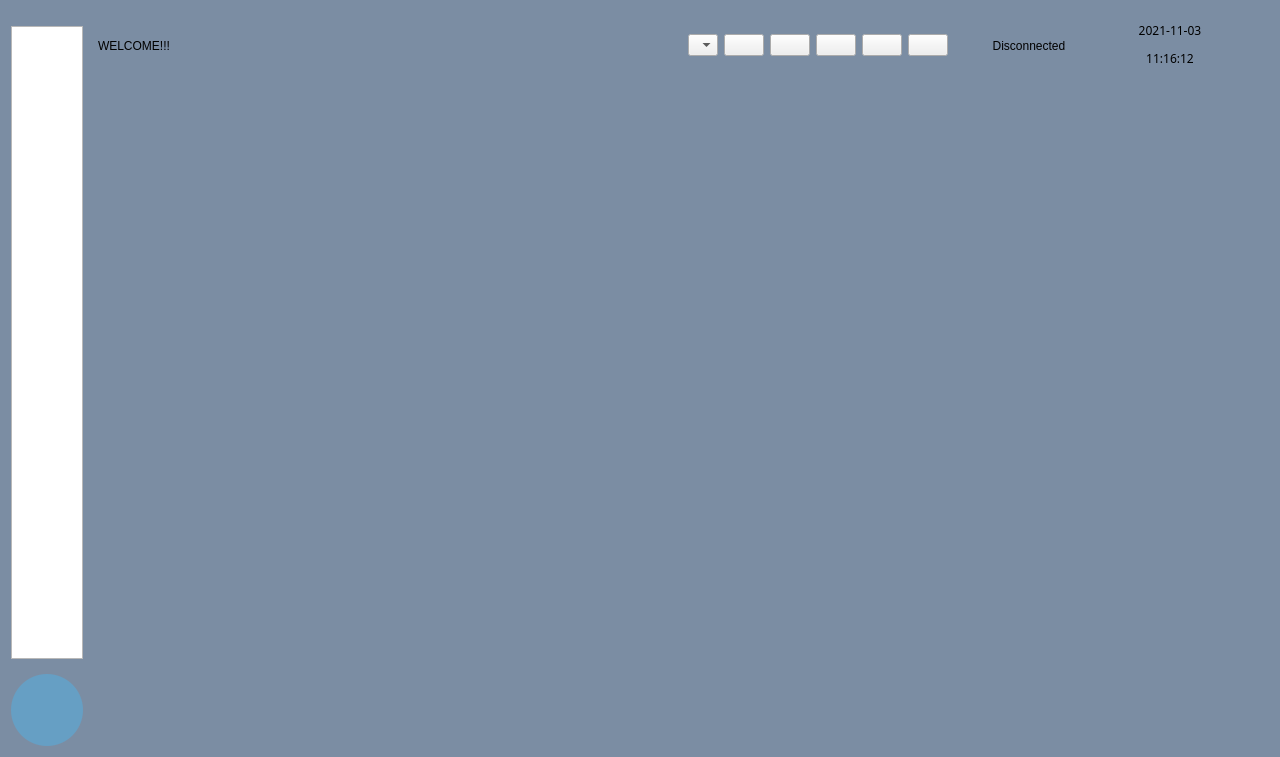
This is src/framework/FrameworkWidget.ui in hanjingo/rag-qt as Qt 5 draws it before an edit. The edited form follows.
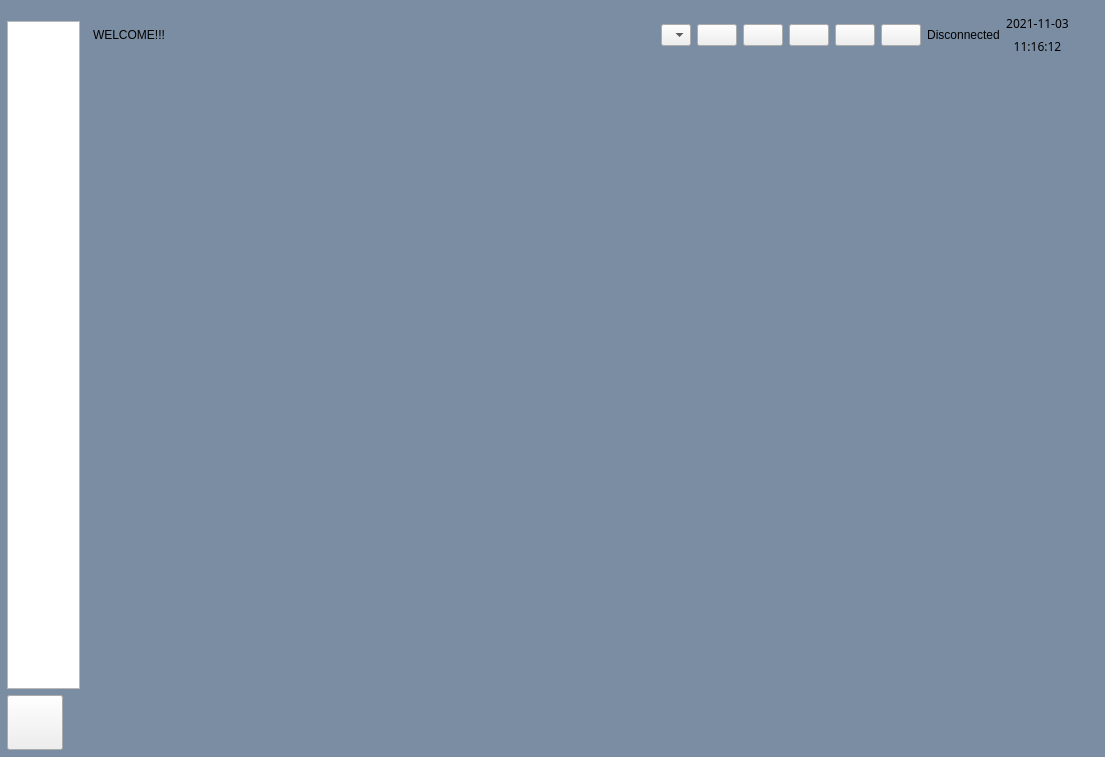
This is the edited form. Icons and pictures are not drawn.

The edit to the form file:
```diff
--- a/src/framework/FrameworkWidget.ui
+++ b/src/framework/FrameworkWidget.ui
@@ -9,7 +9,7 @@
    <rect>
     <x>0</x>
     <y>0</y>
-    <width>1280</width>
+    <width>1105</width>
     <height>757</height>
    </rect>
   </property>
@@ -25,18 +25,33 @@
   <property name="styleSheet">
    <string notr="true">QWidget#FrameworkWidget{background-color:#7B8DA3;}</string>
   </property>
-  <layout class="QGridLayout" name="gridLayout">
-   <item row="0" column="0" rowspan="2">
-    <widget class="QWidget" name="DockWidget" native="true">
+  <layout class="QHBoxLayout" name="horizontalLayout">
+   <property name="spacing">
+    <number>3</number>
+   </property>
+   <property name="leftMargin">
+    <number>6</number>
+   </property>
+   <property name="topMargin">
+    <number>6</number>
+   </property>
+   <property name="rightMargin">
+    <number>6</number>
+   </property>
+   <property name="bottomMargin">
+    <number>6</number>
+   </property>
+   <item>
+    <widget class="QWidget" name="dockWidget" native="true">
      <property name="minimumSize">
       <size>
-       <width>72</width>
+       <width>75</width>
        <height>0</height>
       </size>
      </property>
      <property name="maximumSize">
       <size>
-       <width>72</width>
+       <width>75</width>
        <height>16777215</height>
       </size>
      </property>
@@ -48,32 +63,29 @@
 border-bottom-right-radius:8px;}</string>
      </property>
      <layout class="QVBoxLayout" name="verticalLayout">
-      <property name="spacing">
-       <number>15</number>
-      </property>
       <property name="leftMargin">
-       <number>0</number>
+       <number>1</number>
       </property>
       <property name="topMargin">
        <number>15</number>
       </property>
       <property name="rightMargin">
-       <number>0</number>
+       <number>1</number>
       </property>
       <property name="bottomMargin">
-       <number>0</number>
+       <number>1</number>
       </property>
       <item>
        <widget class="QListWidget" name="listWidgetAppBar">
         <property name="minimumSize">
          <size>
-          <width>72</width>
+          <width>0</width>
           <height>0</height>
          </size>
         </property>
         <property name="maximumSize">
          <size>
-          <width>72</width>
+          <width>16777215</width>
           <height>16777215</height>
          </size>
         </property>
@@ -84,16 +96,10 @@
       </item>
       <item>
        <widget class="QToolButton" name="btnUser">
-        <property name="minimumSize">
-         <size>
-          <width>72</width>
-          <height>72</height>
-         </size>
-        </property>
         <property name="maximumSize">
          <size>
-          <width>72</width>
-          <height>72</height>
+          <width>16777215</width>
+          <height>16777215</height>
          </size>
         </property>
         <property name="font">
@@ -103,8 +109,7 @@
          </font>
         </property>
         <property name="styleSheet">
-         <string notr="true">QToolButton{background:rgba(70,184,244,0.40);
-border-radius:36px;color:rgb(255, 255, 255);font-family:&quot;微软雅黑&quot;;}</string>
+         <string notr="true"/>
         </property>
         <property name="text">
          <string/>
@@ -130,14 +135,16 @@
      </layout>
     </widget>
    </item>
-   <item row="0" column="1">
-    <widget class="QWidget" name="widget" native="true">
+   <item>
+    <layout class="QVBoxLayout" name="rightWgt">
+     <item>
+      <widget class="QWidget" name="menuBar" native="true">
      <layout class="QHBoxLayout" name="horizontalLayout_2">
       <item>
        <widget class="QLabel" name="lblNotice">
         <property name="minimumSize">
          <size>
-          <width>200</width>
+            <width>0</width>
           <height>0</height>
          </size>
         </property>
@@ -335,7 +342,7 @@
        <widget class="QLabel" name="lblNetStatus">
         <property name="minimumSize">
          <size>
-          <width>150</width>
+            <width>0</width>
           <height>0</height>
          </size>
         </property>
@@ -356,14 +363,14 @@
          <widget class="QLabel" name="lblDate">
           <property name="minimumSize">
            <size>
-            <width>120</width>
-            <height>20</height>
+              <width>0</width>
+              <height>0</height>
            </size>
           </property>
           <property name="maximumSize">
            <size>
-            <width>120</width>
-            <height>20</height>
+              <width>16777215</width>
+              <height>16777215</height>
            </size>
           </property>
           <property name="font">
@@ -391,14 +398,14 @@
          <widget class="QLabel" name="lblTime">
           <property name="minimumSize">
            <size>
-            <width>120</width>
-            <height>25</height>
+              <width>0</width>
+              <height>0</height>
            </size>
           </property>
           <property name="maximumSize">
            <size>
-            <width>120</width>
-            <height>25</height>
+              <width>16777215</width>
+              <height>16777215</height>
            </size>
           </property>
           <property name="font">
@@ -422,18 +429,26 @@
         </item>
        </layout>
       </item>
+        <item>
+         <widget class="QWidget" name="gapWgt" native="true">
+          <property name="minimumSize">
+           <size>
+            <width>15</width>
+            <height>0</height>
+           </size>
+          </property>
+          <property name="maximumSize">
+           <size>
+            <width>15</width>
+            <height>16777215</height>
+           </size>
+          </property>
+         </widget>
+        </item>
      </layout>
     </widget>
    </item>
-   <item row="0" column="2">
-    <widget class="QWidget" name="topWidget" native="true">
-     <property name="styleSheet">
-      <string notr="true">QWidget#widget{border-image:url(:/NewImg/interTittle.svg);}</string>
-     </property>
-     <layout class="QHBoxLayout" name="horizontalLayout"/>
-    </widget>
-   </item>
-   <item row="1" column="1" colspan="3">
+     <item>
     <widget class="QStackedWidget" name="stackedWidget">
      <property name="styleSheet">
       <string notr="true"/>
@@ -444,10 +459,11 @@
     </widget>
    </item>
   </layout>
-  <zorder>topWidget</zorder>
+   </item>
+  </layout>
   <zorder>stackedWidget</zorder>
-  <zorder>DockWidget</zorder>
-  <zorder>widget</zorder>
+  <zorder>dockWidget</zorder>
+  <zorder>menuBar</zorder>
  </widget>
  <resources>
   <include location="../../res/res.qrc"/>
```
Lines whose indentation alone changed are shown as unchanged.
